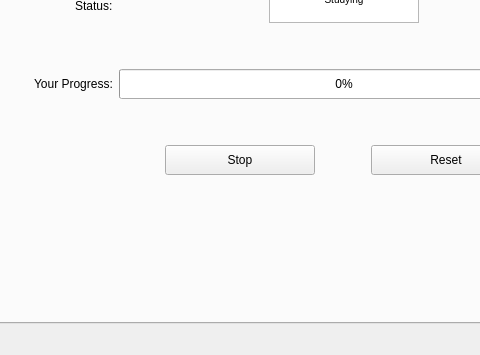
First picture: the form in App/mainWindow.ui, repository BadrGello/Task-Management-App, before the edit; both pictures show x 681 to 1161 and y 359 to 714 of the 1321 by 714 pixel window.
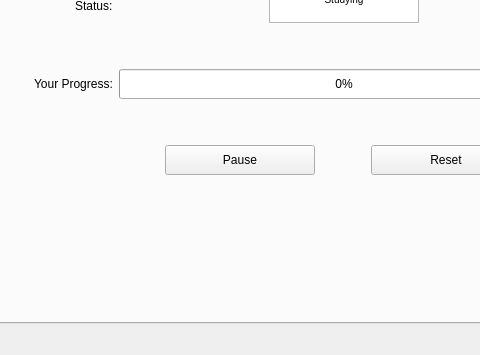
Second picture: the form after the edit. Icons and pictures are not drawn.

Commit message: fix minor bug in ui of study tech tab

What changed in the file:
```diff
--- a/App/mainWindow.ui
+++ b/App/mainWindow.ui
@@ -704,7 +704,7 @@
 </string>
               </property>
               <property name="text">
-               <string>Stop</string>
+               <string>Pause</string>
               </property>
              </widget>
             </item>
```
